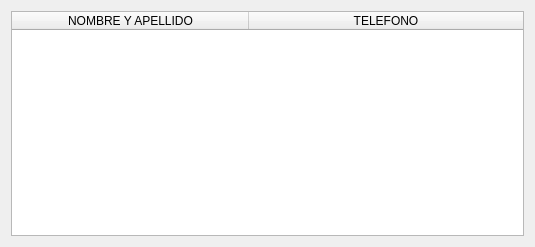
ValenDD/Desktop_app_mechanical_workshop, file views/Views ui/clientListWindowUI.ui: the form before one commit.
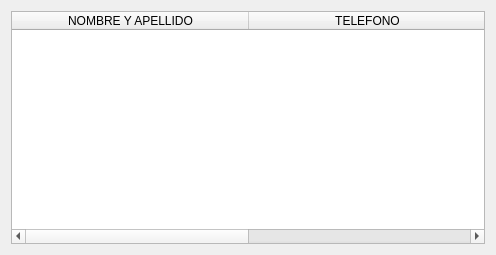
The form after the commit.

```diff
--- a/views/Views ui/clientListWindowUI.ui
+++ b/views/Views ui/clientListWindowUI.ui
@@ -6,8 +6,8 @@
    <rect>
     <x>0</x>
     <y>0</y>
-    <width>535</width>
-    <height>247</height>
+    <width>496</width>
+    <height>255</height>
    </rect>
   </property>
   <property name="windowTitle">
@@ -46,7 +46,7 @@
         <number>237</number>
        </attribute>
        <attribute name="horizontalHeaderStretchLastSection">
-        <bool>true</bool>
+        <bool>false</bool>
        </attribute>
        <column>
         <property name="text">
```
